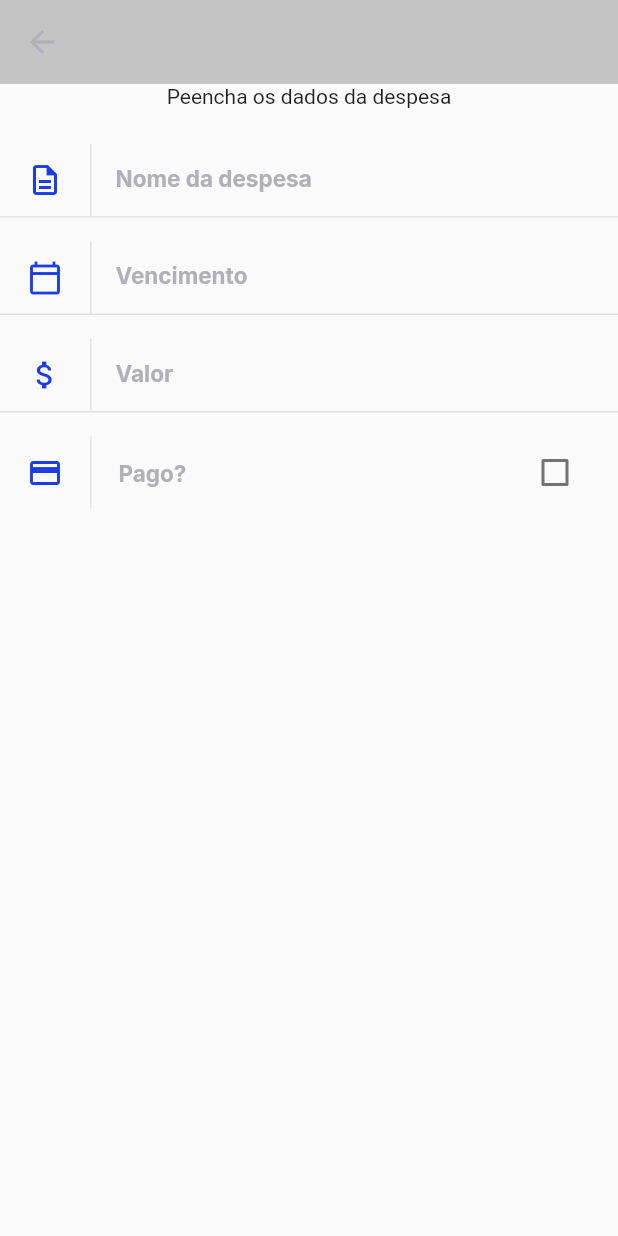
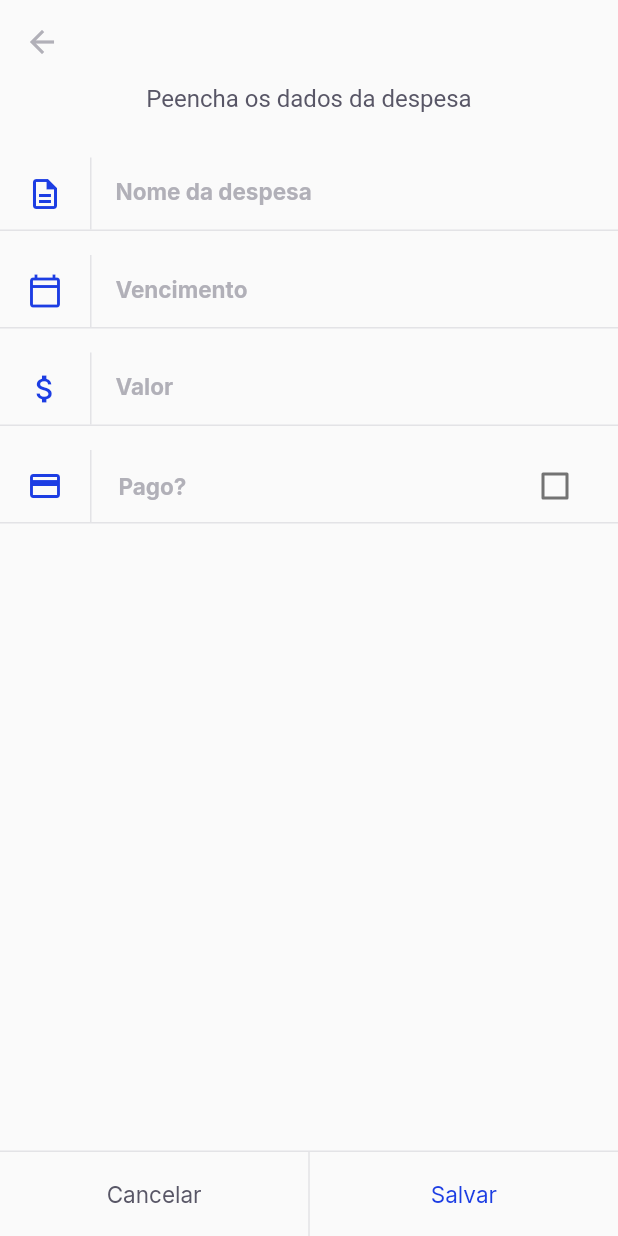
Before and after one commit to michelmelo25/expenditure_flow, a Flutter app: the screen it shows after launch, item 2 of the bottom bar chosen, on a phone screen of 412 x 824 dp. Run offline on Flutter 3.47's test engine with Material 2 defaults, Android fonts, the phone set to English and light mode, and no system bars; our stand-ins replace connectivity_plus, dartz, equatable, flutter_mobx, flutter_modular, google_fonts and 4 more; accounts and stored records are empty; generated files the repository leaves out were written again.

Commit message:
listando despesas salvas e salvando nova despesa

```diff
--- a/expenseflow/lib/core/config/consts/app_colors.dart
+++ b/expenseflow/lib/core/config/consts/app_colors.dart
@@ -7,7 +7,7 @@ class AppColors {
 
   static final primary = Color(0XFF1C3DE3);
   static final secondary = Color(0xFFFF941A);
-  static final background = Color(0XFFC4C4C4);
+  static final background = Color(0XFFFFFFF);
   static final grey = Color(0xFF585666);
   static final delete = Color(0xFFE83F5B);
   static final heading = Color(0xFF585666);
--- a/expenseflow/lib/core/config/consts/app_styles.dart
+++ b/expenseflow/lib/core/config/consts/app_styles.dart
@@ -11,7 +11,7 @@ class AppStyles {
   static final titleRegular = GoogleFonts.lexendDeca(
     fontSize: 20,
     fontWeight: FontWeight.w400,
-    color: AppColors.background,
+    color: AppColors.stroke,
   );
   static final titleBoldHeading = GoogleFonts.lexendDeca(
     fontSize: 20,
@@ -21,7 +21,7 @@ class AppStyles {
   static final titleBoldBackground = GoogleFonts.lexendDeca(
     fontSize: 20,
     fontWeight: FontWeight.w600,
-    color: AppColors.background,
+    color: AppColors.stroke,
   );
   static final titleListTile = GoogleFonts.lexendDeca(
     fontSize: 17,
--- a/expenseflow/lib/core/config/provider/db_provider.dart
+++ b/expenseflow/lib/core/config/provider/db_provider.dart
@@ -30,7 +30,7 @@ class DBProvider {
           "name TEXT,"
           "value REAL,"
           "dueDate TEXT,"
-          "userId TEXT"
+          "paid INTEGER"
           ")");
 
       await db.execute("CREATE TABLE Category ("
--- a/expenseflow/lib/core/config/routes/app_routs.dart
+++ b/expenseflow/lib/core/config/routes/app_routs.dart
@@ -1,5 +1,5 @@
 import 'package:expenseflow/modules/home/page/home_page.dart';
-import 'package:expenseflow/modules/home/page/insert_expense_page.dart';
+import 'package:expenseflow/modules/insert_expense/pages/insert_expense_page.dart';
 import 'package:flutter_modular/flutter_modular.dart';
 
 class AppRoutes {
@@ -11,7 +11,7 @@ class AppRoutes {
       ChildRoute(AppRoutes.main,
           child: (_, args) => HomePage(Modular.get(), user: args.data)),
       ChildRoute(AppRoutes.add,
-          child: (_, args) => InsertExpensePage(args.data))
+          child: (_, args) => InsertExpensePage(Modular.get()))
     ];
   }
 }
--- a/expenseflow/lib/modules/home/controller/home_controller.dart
+++ b/expenseflow/lib/modules/home/controller/home_controller.dart
@@ -2,14 +2,15 @@ import 'package:dartz/dartz.dart';
 import 'package:expenseflow/core/config/error/failures.dart';
 import 'package:expenseflow/modules/home/data/home_repository.dart';
 import 'package:expenseflow/shared/Models/expense_model.dart';
-import 'package:flutter/material.dart';
 import 'package:mobx/mobx.dart';
 
-class HomeController {
+part 'home_controller.g.dart';
+
+class HomeController = HomeControllerBase with _$HomeController;
+
+abstract class HomeControllerBase with Store {
   final HomeRepository repository;
-  HomeController(this.repository);
-
-  final formKey = GlobalKey<FormState>();
+  HomeControllerBase(this.repository);
 
   // @observable
   // UserModel? _user;
--- a/expenseflow/lib/modules/home/widgets/expense_list_wodget.dart
+++ b/expenseflow/lib/modules/home/widgets/expense_list_wodget.dart
@@ -25,7 +25,7 @@ class _ExpenseListWodgetState extends State<ExpenseListWodget> {
                   child: RichText(
                       text: TextSpan(children: [
                 TextSpan(text: "${widget.expenses[index].name}\n"),
-                TextSpan(text: "${widget.expenses[index].cetegory ?? ''}"),
+                // TextSpan(text: "${widget.expenses[index].cetegory ?? ''}"),
               ]))),
               trailing: Checkbox(
                 value: widget.expenses[index].paid,
--- a/expenseflow/lib/modules/home/page/insert_expense_page.dart
+++ b/expenseflow/lib/modules/insert_expense/pages/insert_expense_page.dart
@@ -1,11 +1,14 @@
 import 'package:expenseflow/core/config/consts/app_colors.dart';
 import 'package:expenseflow/core/config/consts/app_styles.dart';
-import 'package:expenseflow/modules/home/controller/home_controller.dart';
+import 'package:expenseflow/modules/insert_expense/controller/insert_expense_controller.dart';
+import 'package:expenseflow/modules/insert_expense/widgets/button_navigation_widget.dart';
+import 'package:expenseflow/shared/Models/expense_model.dart';
 import 'package:expenseflow/shared/Widgets/input_text_widget.dart';
 import 'package:flutter/material.dart';
+import 'package:flutter_modular/flutter_modular.dart';
 
 class InsertExpensePage extends StatefulWidget {
-  final HomeController controller;
+  final InsertExpenseController controller;
   const InsertExpensePage(this.controller, {Key? key}) : super(key: key);
 
   @override
@@ -28,6 +31,20 @@ class _InsertExpensePageState extends State<InsertExpensePage> {
         leading: BackButton(color: AppColors.input),
       ),
       body: buidBody(context),
+      bottomNavigationBar: ButtonNavigationWidget(
+        onPressedPrimary: () async {
+          await widget.controller.saveExpense(ExpenseModel(
+            name: nameController.text,
+            value: double.parse(valueController.text),
+            dueDate: dueDateController.text,
+            paid: paid,
+          ));
+          Modular.to.pop();
+        },
+        onPressedSecond: () {
+          Modular.to.pop();
+        },
+      ),
     );
   }
 
@@ -35,9 +52,9 @@ class _InsertExpensePageState extends State<InsertExpensePage> {
     return SingleChildScrollView(
       child: Column(
         children: [
-          Text("Peencha os dados da despesa"),
+          Text("Peencha os dados da despesa", style: AppStyles.trailingRegular),
           SizedBox(
-            height: 24,
+            height: 30,
           ),
           Form(
             key: widget.controller.formKey,
@@ -52,12 +69,14 @@ class _InsertExpensePageState extends State<InsertExpensePage> {
                 controller: dueDateController,
                 label: "Vencimento",
                 icon: Icons.calendar_today_outlined,
+                keyboardType: TextInputType.datetime,
                 onChanged: (value) {},
               ),
               InputTextWidget(
                 controller: valueController,
                 label: "Valor",
                 icon: Icons.attach_money_outlined,
+                keyboardType: TextInputType.number,
                 onChanged: (value) {},
               ),
               Row(
@@ -95,32 +114,11 @@ class _InsertExpensePageState extends State<InsertExpensePage> {
                   ),
                 ],
               ),
-              // TextField(
-              //   style: AppStyles.input,
-              //   decoration: InputDecoration(
-              //       contentPadding: EdgeInsets.zero,
-              //       labelText: "Pago?",
-              //       labelStyle: AppStyles.input,
-              //       enabled: false,
-              //       icon: Row(
-              //         mainAxisSize: MainAxisSize.min,
-              //         children: [
-              //           Padding(
-              //             padding: const EdgeInsets.symmetric(horizontal: 18),
-              //             child: Icon(
-              //               Icons.payment_outlined,
-              //               color: AppColors.primary,
-              //             ),
-              //           ),
-              //           Container(
-              // width: 1,
-              // height: 48,
-              // color: AppColors.stroke,
-              //           )
-              //         ],
-              //       ),
-              //       border: InputBorder.none),
-              // )
+              Divider(
+                thickness: 1,
+                height: 1,
+                color: AppColors.stroke,
+              ),
             ]),
           )
         ],
--- /dev/null
+++ b/expenseflow/lib/modules/insert_expense/widgets/button_navigation_widget.dart
@@ -0,0 +1,60 @@
+import 'package:expenseflow/core/config/consts/app_colors.dart';
+import 'package:expenseflow/core/config/consts/app_styles.dart';
+import 'package:expenseflow/shared/Widgets/button_widget.dart';
+import 'package:flutter/material.dart';
+
+class ButtonNavigationWidget extends StatefulWidget {
+  final VoidCallback onPressedPrimary;
+  final VoidCallback onPressedSecond;
+  const ButtonNavigationWidget({
+    Key? key,
+    required this.onPressedPrimary,
+    required this.onPressedSecond,
+  }) : super(key: key);
+
+  @override
+  _ButtonNavigationWidgetState createState() => _ButtonNavigationWidgetState();
+}
+
+class _ButtonNavigationWidgetState extends State<ButtonNavigationWidget> {
+  @override
+  Widget build(BuildContext context) {
+    return Container(
+      color: AppColors.background,
+      height: 57,
+      child: Column(
+        mainAxisSize: MainAxisSize.min,
+        children: [
+          Divider(
+            thickness: 1,
+            height: 1,
+            color: AppColors.stroke,
+          ),
+          Container(
+            height: 56,
+            child: Row(
+              children: [
+                Expanded(
+                    child: ButtonWodget(
+                  label: "Cancelar",
+                  onPressed: widget.onPressedSecond,
+                )),
+                Container(
+                  width: 1,
+                  height: double.maxFinite,
+                  color: AppColors.stroke,
+                ),
+                Expanded(
+                    child: ButtonWodget(
+                  label: "Salvar",
+                  style: AppStyles.buttonPrimary,
+                  onPressed: widget.onPressedPrimary,
+                )),
+              ],
+            ),
+          ),
+        ],
+      ),
+    );
+  }
+}
--- a/expenseflow/lib/shared/Models/expense_model.dart
+++ b/expenseflow/lib/shared/Models/expense_model.dart
@@ -1,22 +1,22 @@
 import 'dart:convert';
 
-import 'package:expenseflow/shared/Models/category_model.dart';
+// import 'package:expenseflow/shared/Models/category_model.dart';
 
 class ExpenseModel {
-  int id;
+  int? id;
   String name;
-  String value;
+  double value;
   String dueDate;
   bool paid;
   // String userId;
-  CategoryModel? cetegory;
+  // CategoryModel? cetegory;
   ExpenseModel({
-    required this.id,
+    this.id,
     required this.name,
     required this.value,
     required this.dueDate,
     required this.paid,
-    this.cetegory,
+    // this.cetegory,
   });
 
   Map<String, dynamic> toMap() {
@@ -26,7 +26,7 @@ class ExpenseModel {
       'value': value,
       'dueDate': dueDate,
       'paid': paid,
-      'cetegory': cetegory?.toMap(),
+      // 'cetegory': cetegory?.toMap(),
     };
   }
 
@@ -36,8 +36,8 @@ class ExpenseModel {
       name: map['name'],
       value: map['value'],
       dueDate: map['dueDate'],
-      paid: map['paid'],
-      cetegory: CategoryModel.fromMap(map['cetegory']),
+      paid: map['paid'] == 1 ? true : false,
+      // cetegory: CategoryModel.fromMap(map['cetegory']),
     );
   }
 
@@ -48,6 +48,6 @@ class ExpenseModel {
 
   @override
   String toString() {
-    return 'ExpenseModel(id: $id, name: $name, value: $value, dueDate: $dueDate, paid: $paid, cetegory: $cetegory)';
+    return 'ExpenseModel(id: $id, name: $name, value: $value, dueDate: $dueDate, paid: $paid)';
   }
 }
--- a/expenseflow/lib/shared/Widgets/bottom_navigation_bar_widget.dart
+++ b/expenseflow/lib/shared/Widgets/bottom_navigation_bar_widget.dart
@@ -24,7 +24,7 @@ class BottomNavigationBarWidget extends StatelessWidget {
                   borderRadius: BorderRadius.circular(5)),
               child: IconButton(
                 onPressed: () {
-                  Modular.to.pushNamed("/add", arguments: controller);
+                  Modular.to.pushNamed("/add");
                 },
                 icon: Icon(
                   Icons.add_box_outlined,
--- /dev/null
+++ b/expenseflow/lib/shared/Widgets/button_widget.dart
@@ -0,0 +1,24 @@
+import 'package:expenseflow/core/config/consts/app_styles.dart';
+import 'package:flutter/material.dart';
+
+class ButtonWodget extends StatelessWidget {
+  final String label;
+  final VoidCallback onPressed;
+  final TextStyle? style;
+  const ButtonWodget(
+      {required this.label, required this.onPressed, this.style, Key? key})
+      : super(key: key);
+
+  @override
+  Widget build(BuildContext context) {
+    return Container(
+      height: 56,
+      child: TextButton(
+          onPressed: onPressed,
+          child: Text(
+            label,
+            style: style ?? AppStyles.buttonHeading,
+          )),
+    );
+  }
+}
--- a/expenseflow/lib/shared/Widgets/input_text_widget.dart
+++ b/expenseflow/lib/shared/Widgets/input_text_widget.dart
@@ -8,6 +8,7 @@ class InputTextWidget extends StatelessWidget {
   final String? initialValue;
   final String? Function(String?)? validator;
   final TextEditingController? controller;
+  final TextInputType? keyboardType;
   final void Function(String value) onChanged;
 
   const InputTextWidget(
@@ -17,7 +18,8 @@ class InputTextWidget extends StatelessWidget {
       this.initialValue,
       this.validator,
       this.controller,
-      required this.onChanged})
+      required this.onChanged,
+      this.keyboardType})
       : super(key: key);
 
   @override
@@ -31,6 +33,7 @@ class InputTextWidget extends StatelessWidget {
             onChanged: onChanged,
             initialValue: initialValue,
             validator: validator,
+            keyboardType: keyboardType,
             style: AppStyles.input,
             decoration: InputDecoration(
                 contentPadding: EdgeInsets.zero,
--- a/expenseflow/pubspec.yaml
+++ b/expenseflow/pubspec.yaml
@@ -42,6 +42,8 @@ dependencies:
 dev_dependencies:
   flutter_test:
     sdk: flutter
+  mobx_codegen: ^2.0.1+3
+  build_runner: ^2.0.3
 
 # For information on the generic Dart part of this file, see the
 # following page: https://dart.dev/tools/pub/pubspec
```
Also changed, not shown: expenseflow/lib/core/config/bindings/app_bindings.dart (+7 -1 lines), expenseflow/lib/modules/home/page/home_page.dart (+6 -1 lines), expenseflow/lib/modules/home/widgets/home_body_widget.dart (+39 -1 lines), expenseflow/lib/modules/insert_expense/controller/insert_expense_controller.dart (added, +24 -0 lines), expenseflow/lib/modules/insert_expense/data/insert_repository.dart (added, +20 -0 lines), expenseflow/lib/modules/home/controller/home_controller.g.dart (added), expenseflow/lib/modules/insert_expense/controller/insert_expense_controller.g.dart (added).
